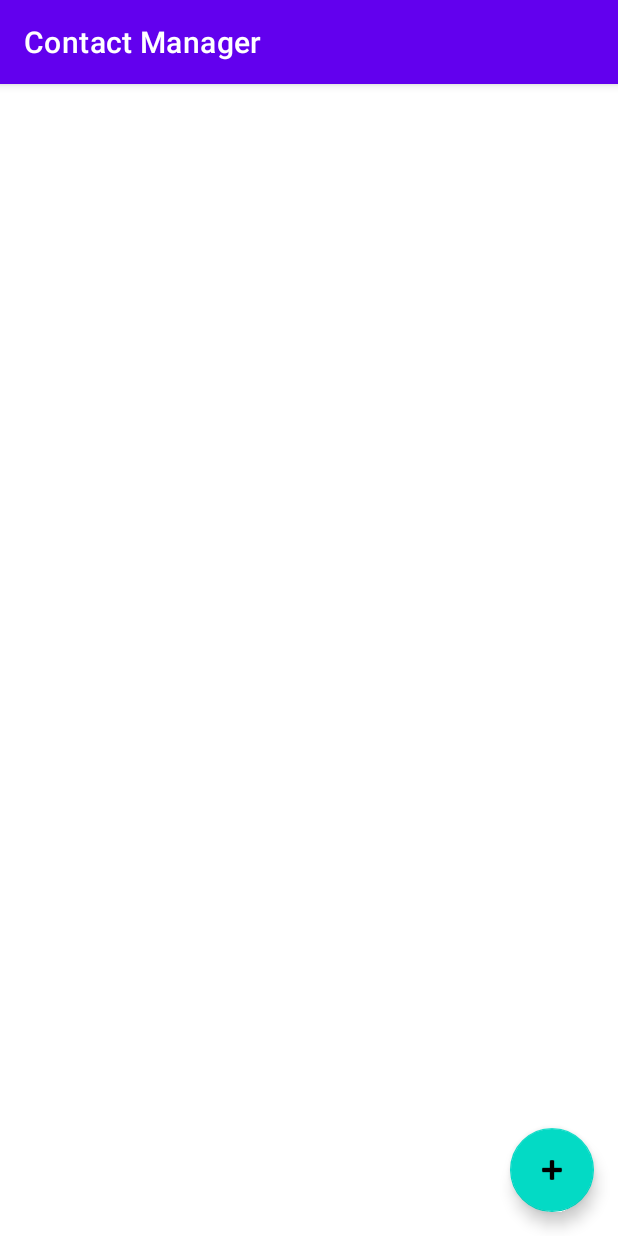
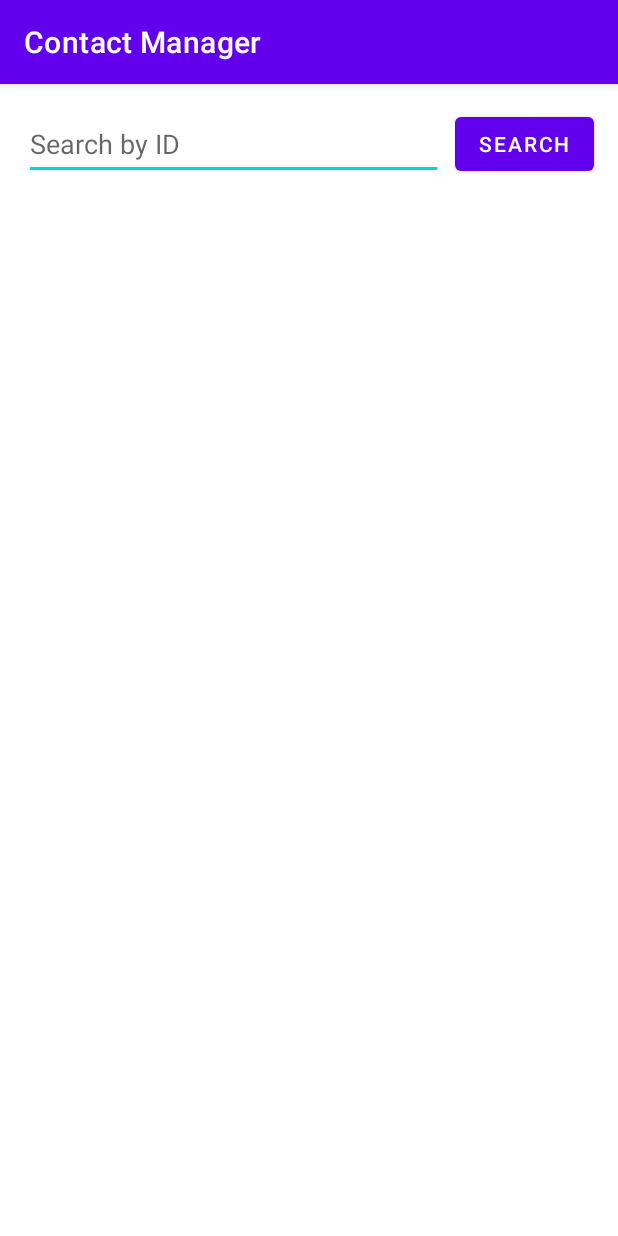
Before and after one commit to utn-app-movil/tarea8, an Android app: the PersonActivity screen opened directly, with no data from a screen before it, on a phone screen of 412 x 824 dp. Run offline under Robolectric (Android 15) with nearby library versions, the phone set to English and light mode, and no system bars; 1 statement that could not run was skipped.

Commit message:
Agregado por id

```diff
--- a/app/build.gradle.kts
+++ b/app/build.gradle.kts
@@ -54,4 +54,6 @@ dependencies {
     androidTestImplementation(libs.androidx.junit)
     androidTestImplementation(libs.androidx.espresso.core)
     implementation (libs.androidx.recyclerview)
+    implementation ("androidx.constraintlayout:constraintlayout:2.1.4")
+
 }
--- a/app/src/main/java/cr/ac/utn/appmovil/network/PersonApiService.kt
+++ b/app/src/main/java/cr/ac/utn/appmovil/network/PersonApiService.kt
@@ -10,7 +10,7 @@ interface PersonApiService {
     fun getAllPeople(): Call<ApiResponse<List<Person>>>
 
     @GET("people/{id}")
-    fun getPerson(@Path("id") id: String): Call<ApiResponse<Person>>
+    fun getPersonById(@Path("id") id: Long): Call<ApiResponse<List<Person>>>
 
     @POST("people/")
     fun createPerson(@Body person: Person): Call<ApiResponse<Person>>
--- a/app/src/main/res/layout/activity_person.xml
+++ b/app/src/main/res/layout/activity_person.xml
@@ -1,29 +1,39 @@
-<?xml version="1.0" encoding="utf-8"?>
 <androidx.constraintlayout.widget.ConstraintLayout
     xmlns:android="http://schemas.android.com/apk/res/android"
     xmlns:app="http://schemas.android.com/apk/res-auto"
-    xmlns:tools="http://schemas.android.com/tools"
     android:layout_width="match_parent"
     android:layout_height="match_parent">
+
+    <EditText
+        android:id="@+id/searchIdEditText"
+        android:layout_width="0dp"
+        android:layout_height="wrap_content"
+        android:layout_marginStart="16dp"
+        android:layout_marginTop="16dp"
+        android:layout_marginEnd="8dp"
+        android:hint="@string/search_by_id"
+        android:inputType="number"
+        android:minHeight="48dp"
+        app:layout_constraintEnd_toStartOf="@+id/searchButton"
+        app:layout_constraintStart_toStartOf="parent"
+        app:layout_constraintTop_toTopOf="parent" />
+
+    <Button
+        android:id="@+id/searchButton"
+        android:layout_width="wrap_content"
+        android:layout_height="wrap_content"
+        android:text="@string/search"
+        app:layout_constraintTop_toTopOf="parent"
+        app:layout_constraintEnd_toEndOf="parent"
+        android:layout_marginTop="16dp"
+        android:layout_marginEnd="16dp" />
 
     <androidx.recyclerview.widget.RecyclerView
         android:id="@+id/peopleRecyclerView"
         android:layout_width="0dp"
         android:layout_height="0dp"
-        app:layout_constraintTop_toTopOf="parent"
-        app:layout_constraintBottom_toTopOf="@+id/fab"
+        app:layout_constraintTop_toBottomOf="@+id/searchButton"
         app:layout_constraintStart_toStartOf="parent"
-        app:layout_constraintEnd_toEndOf="parent" />
-
-    <com.google.android.material.floatingactionbutton.FloatingActionButton
-        android:id="@+id/fab"
-        android:layout_width="wrap_content"
-        android:layout_height="wrap_content"
-        android:layout_margin="16dp"
-        android:src="@android:drawable/ic_input_add"
-        android:text="@string/api_delete_contact"
-        app:layout_constraintBottom_toBottomOf="parent"
         app:layout_constraintEnd_toEndOf="parent"
-        tools:ignore="ContentDescription,ImageContrastCheck,SpeakableTextPresentCheck" />
-
+        app:layout_constraintBottom_toBottomOf="parent" />
 </androidx.constraintlayout.widget.ConstraintLayout>
--- a/app/src/main/res/values/strings.xml
+++ b/app/src/main/res/values/strings.xml
@@ -110,4 +110,10 @@
     <string name="detail">Detalle</string>
     <string name="error_updating_person">Error updating person: Code %1$d, %2$s.</string>
     <string name="delete_mnu">Delete</string>
+    <string name="search_by_id">Search by ID</string>
+    <string name="search">Search</string>
+    <string name="enter_id_to_search">Please enter an ID to search</string>
+    <string name="person_not_found">Person not found</string>
+    <string name="invalid_id_format">Invalid ID format</string>
+
 </resources>
```
Also changed, not shown: app/src/main/java/cr/ac/utn/appmovil/contactmanager/PersonActivity.kt (+76 -10 lines), 1 other file.
